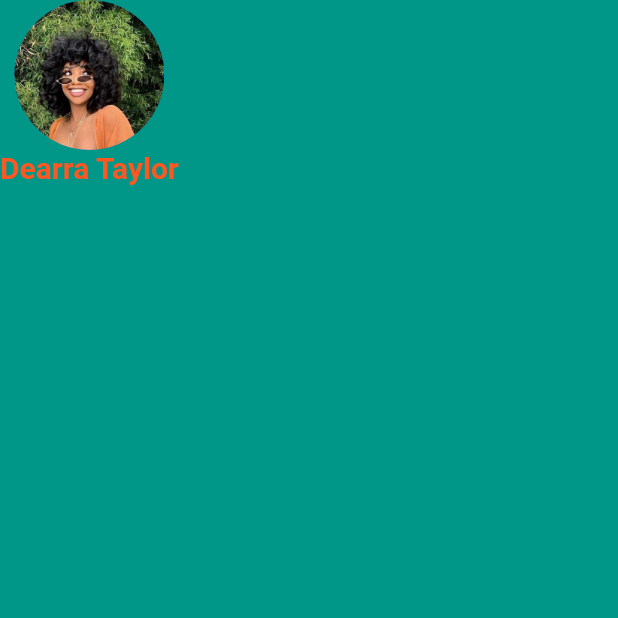
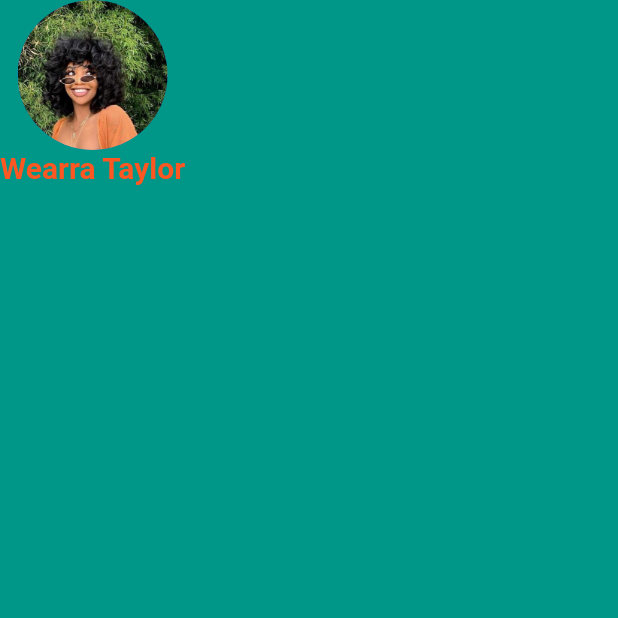
Before and after one commit to Cankarnama/micard, a Flutter app: the screen it shows after launch, on a phone screen of 412 x 824 dp, the top half of it. Run offline on Flutter 3.47's test engine with Material 2 defaults, Android fonts, the phone set to English and light mode, and no system bars.

Commit message:
Integration of fonts

```diff
--- a/lib/main.dart
+++ b/lib/main.dart
@@ -19,7 +19,7 @@ class MyApp extends StatelessWidget {
               backgroundImage: AssetImage('image/Dearra.jpg'),
             ),
             Text(
-                'Dearra Taylor',
+                'Wearra Taylor',
 
             style: TextStyle(
               fontWeight: FontWeight.bold,
--- a/pubspec.yaml
+++ b/pubspec.yaml
@@ -56,3 +56,8 @@ flutter:
   uses-material-design: true
   assets:
     - image/
+
+  fonts:
+    - family: PlayfairDisplay-
+      fonts:
+        - asset: fonts/PlayfairDisplay-VaraiableFont_wght.ttf
```
Also changed, not shown: fonts/PlayfairDisplay-VariableFont_wght.ttf (added).
